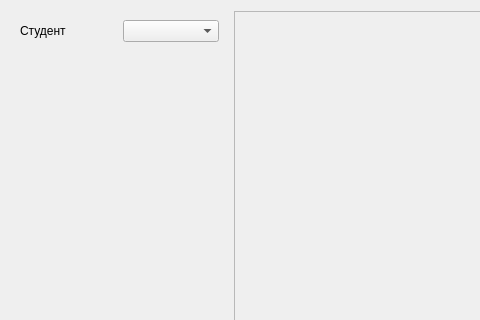
The window that Kursova/EducationProgressForms/InputForms/markinputform.ui (zzvanyazz/Kursova) describes before a commit, drawn with Qt 5; both pictures show x 0 to 480 and y 0 to 320 of the 896 by 465 pixel window.
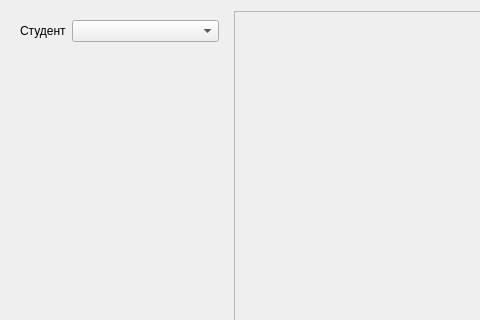
The same window after the commit.

Diff of the .ui file:
```diff
--- a/Kursova/EducationProgressForms/InputForms/markinputform.ui
+++ b/Kursova/EducationProgressForms/InputForms/markinputform.ui
@@ -52,6 +52,12 @@
          </property>
          <item>
           <widget class="QLabel" name="label">
+           <property name="sizePolicy">
+            <sizepolicy hsizetype="Maximum" vsizetype="Preferred">
+             <horstretch>0</horstretch>
+             <verstretch>0</verstretch>
+            </sizepolicy>
+           </property>
            <property name="text">
             <string>Студент</string>
            </property>
```
